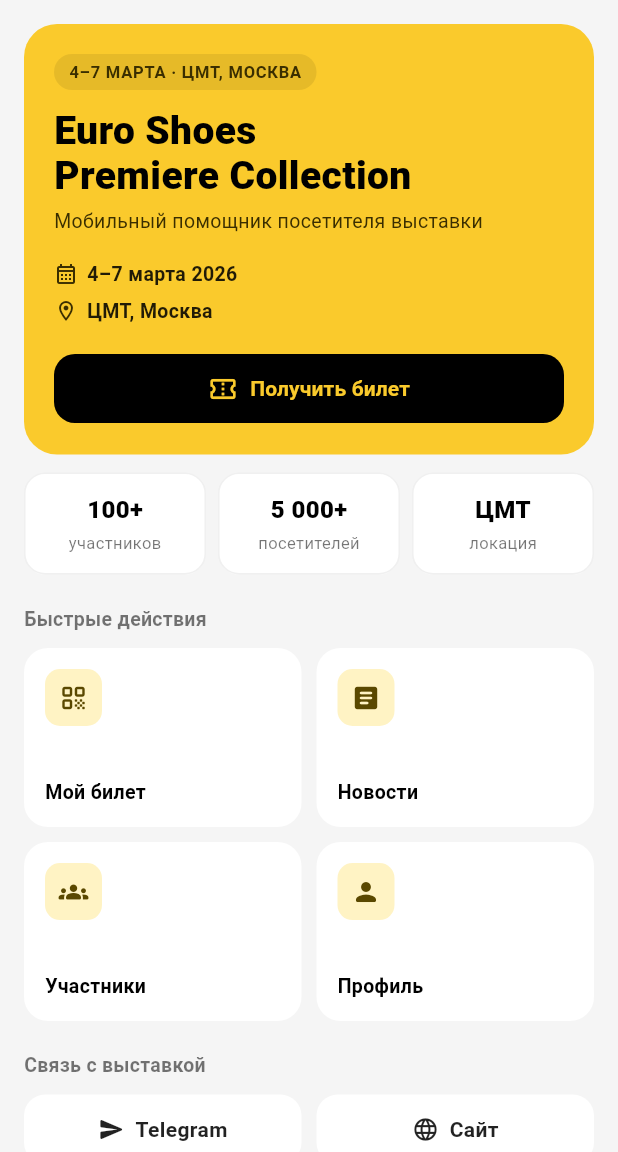
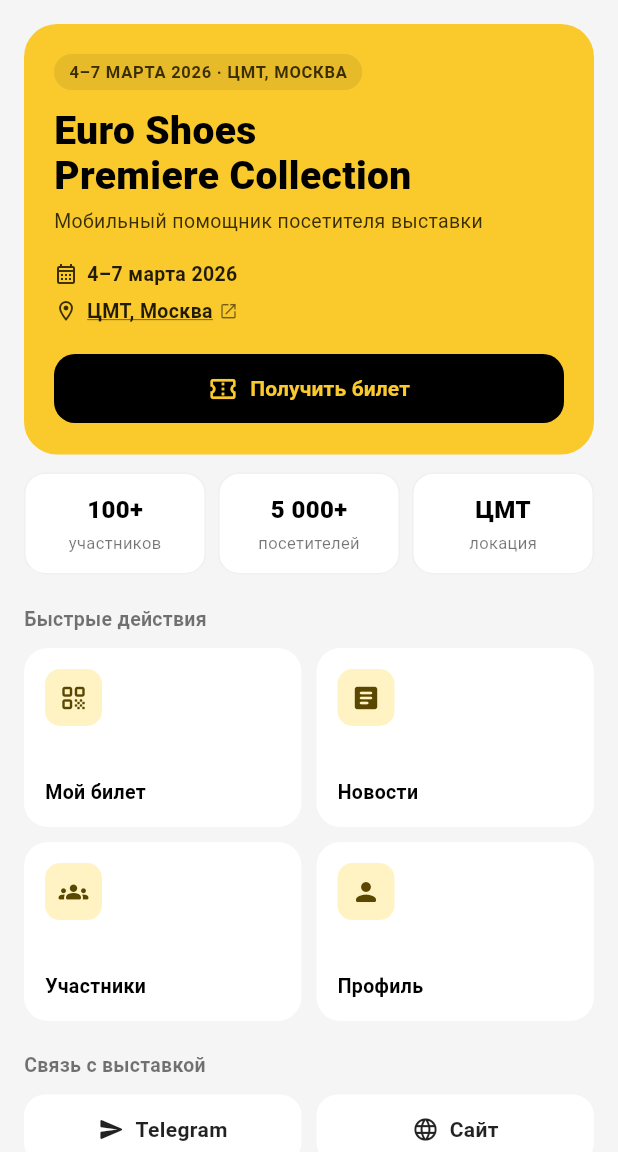
Before and after one commit to NekitProkoder/expo-mobile-app, a Flutter app: the HomeScreen screen opened directly, on a phone screen of 412 x 824 dp, the part 84-1236 px from its top. Run offline on Flutter 3.47's test engine with Material 3 defaults, Android fonts, the phone set to English and light mode, and no system bars; our stand-ins replace barcode_widget, flutter_dotenv, shared_preferences, webview_flutter; missing offline and left inert: flutter_pdfview; accounts and stored records are empty; network calls fail.

Commit message:
feat: dotenv setup, event settings admin, maps link, edit profile, change password

```diff
--- a/lib/config/api_config.dart
+++ b/lib/config/api_config.dart
@@ -1,3 +1,6 @@
+import 'package:flutter_dotenv/flutter_dotenv.dart';
+
 class ApiConfig {
-  static const String baseUrl = 'http://192.168.1.78:8000';
+  static String get baseUrl =>
+      dotenv.env['API_URL'] ?? 'http://localhost:8000';
 }
--- a/lib/screens/home_screen.dart
+++ b/lib/screens/home_screen.dart
@@ -1,21 +1,49 @@
 import 'package:flutter/material.dart';
 import 'package:url_launcher/url_launcher.dart';
 import '../theme/app_theme.dart';
-import '../config/app_links.dart';
+import '../services/api_service.dart';
 import 'ticket_form_screen.dart';
 import 'my_ticket_screen.dart';
 import 'news_screen.dart';
 import 'participants_screen.dart';
 import 'profile_screen.dart';
 
-class HomeScreen extends StatelessWidget {
+class HomeScreen extends StatefulWidget {
   const HomeScreen({super.key});
+
+  @override
+  State<HomeScreen> createState() => _HomeScreenState();
+}
+
+class _HomeScreenState extends State<HomeScreen> {
+  Map<String, dynamic> _settings = {
+    'event_name': 'Euro Shoes\nPremiere Collection',
+    'dates': '4–7 марта 2026',
+    'location': 'ЦМТ, Москва',
+    'maps_url': 'https://maps.app.goo.gl/W6Y2yXoP1nZGSWcP6',
+    'telegram_url': 'https://t.me/euroshoes',
+    'website_url': 'https://www.euroshoes-moscow.ru',
+  };
+
+  @override
+  void initState() {
+    super.initState();
+    _loadSettings();
+  }
+
+  Future<void> _loadSettings() async {
+    try {
+      final data = await ApiService.getEventSettings();
+      if (!mounted) return;
+      setState(() => _settings = data);
+    } catch (_) {}
+  }
 
   Future<void> _openUrl(String url) async {
     await launchUrl(Uri.parse(url), mode: LaunchMode.externalApplication);
   }
 
-  void _navigate(BuildContext context, Widget screen) {
+  void _navigate(Widget screen) {
     Navigator.push(context, MaterialPageRoute(builder: (_) => screen));
   }
 
@@ -29,22 +57,10 @@
         title: const Column(
           crossAxisAlignment: CrossAxisAlignment.start,
           children: [
-            Text(
-              'Euro Shoes Expo',
-              style: TextStyle(
-                fontSize: 17,
-                fontWeight: FontWeight.w800,
-                color: Colors.black,
-              ),
-            ),
-            Text(
-              'Premiere Collection 2026',
-              style: TextStyle(
-                fontSize: 11,
-                fontWeight: FontWeight.w500,
-                color: Color(0xFF5a4800),
-              ),
-            ),
+            Text('Euro Shoes Expo',
+                style: TextStyle(fontSize: 17, fontWeight: FontWeight.w800, color: Colors.black)),
+            Text('Premiere Collection 2026',
+                style: TextStyle(fontSize: 11, fontWeight: FontWeight.w500, color: Color(0xFF5a4800))),
           ],
         ),
         actions: [
@@ -54,131 +70,33 @@
           ),
         ],
       ),
-      body: ListView(
+      body: RefreshIndicator(
+        onRefresh: _loadSettings,
+        child: ListView(
           padding: const EdgeInsets.fromLTRB(16, 16, 16, 32),
           children: [
-          _HeroBlock(onTicketTap: () => _navigate(context, const TicketFormScreen())),
+            _HeroBlock(
+              settings: _settings,
+              onTicketTap: () => _navigate(const TicketFormScreen()),
+              onMapsTap: () => _openUrl(_settings['maps_url'] ?? ''),
+            ),
             const SizedBox(height: 12),
-          _StatsRow(),
+            _buildStats(),
             const SizedBox(height: 20),
-          _SectionLabel(title: 'Быстрые действия'),
+            _buildSectionLabel('Быстрые действия'),
             const SizedBox(height: 10),
-          _QuickGrid(onNavigate: (screen) => _navigate(context, screen)),
+            _buildQuickGrid(),
             const SizedBox(height: 20),
-          _SectionLabel(title: 'Связь с выставкой'),
+            _buildSectionLabel('Связь с выставкой'),
             const SizedBox(height: 10),
-          _ContactRow(onTelegram: () => _openUrl('https://t.me/euroshoes'),
-              onWebsite: () => _openUrl(AppLinks.website)),
+            _buildContactRow(),
           ],
         ),
-    );
-  }
-}
-
-// ── Hero block ──────────────────────────────────────────────────────────────
-
-class _HeroBlock extends StatelessWidget {
-  final VoidCallback onTicketTap;
-  const _HeroBlock({required this.onTicketTap});
-
-  @override
-  Widget build(BuildContext context) {
-    return Container(
-      padding: const EdgeInsets.all(20),
-      decoration: BoxDecoration(
-        color: AppTheme.primary,
-        borderRadius: BorderRadius.circular(22),
-      ),
-      child: Column(
-        crossAxisAlignment: CrossAxisAlignment.start,
-        children: [
-          Container(
-            padding: const EdgeInsets.symmetric(horizontal: 10, vertical: 4),
-            decoration: BoxDecoration(
-              color: Colors.black.withValues(alpha: 0.08),
-              borderRadius: BorderRadius.circular(20),
-            ),
-            child: const Text(
-              '4–7 МАРТА · ЦМТ, МОСКВА',
-              style: TextStyle(
-                fontSize: 11,
-                fontWeight: FontWeight.w700,
-                color: Color(0xFF3a2e00),
-                letterSpacing: 0.5,
-              ),
-            ),
-          ),
-          const SizedBox(height: 12),
-          const Text(
-            'Euro Shoes\nPremiere Collection',
-            style: TextStyle(
-              fontSize: 26,
-              height: 1.15,
-              fontWeight: FontWeight.w900,
-              color: Colors.black,
-            ),
-          ),
-          const SizedBox(height: 6),
-          const Text(
-            'Мобильный помощник посетителя выставки',
-            style: TextStyle(fontSize: 13, color: Color(0xFF3a2e00)),
-          ),
-          const SizedBox(height: 16),
-          _metaRow(Icons.calendar_month_outlined, '4–7 марта 2026'),
-          const SizedBox(height: 6),
-          _metaRow(Icons.location_on_outlined, 'ЦМТ, Москва'),
-          const SizedBox(height: 18),
-          SizedBox(
-            width: double.infinity,
-            child: ElevatedButton.icon(
-              onPressed: onTicketTap,
-              icon: const Icon(Icons.confirmation_number_outlined,
-                  color: AppTheme.primary, size: 20),
-              label: const Text(
-                'Получить билет',
-                style: TextStyle(
-                  color: AppTheme.primary,
-                  fontWeight: FontWeight.w700,
-                ),
-              ),
-              style: ElevatedButton.styleFrom(
-                backgroundColor: Colors.black,
-                padding: const EdgeInsets.symmetric(vertical: 13),
-                shape: RoundedRectangleBorder(
-                  borderRadius: BorderRadius.circular(14),
-                ),
-                elevation: 0,
-              ),
-            ),
-          ),
-        ],
       ),
     );
   }
 
-  Widget _metaRow(IconData icon, String text) {
-    return Row(
-      children: [
-        Icon(icon, size: 16, color: const Color(0xFF3a2e00)),
-        const SizedBox(width: 6),
-        Text(
-          text,
-          style: const TextStyle(
-            fontSize: 13,
-            fontWeight: FontWeight.w600,
-            color: Colors.black87,
-          ),
-        ),
-      ],
-    );
-  }
-}
-
-// ── Stats row ────────────────────────────────────────────────────────────────
-
-class _StatsRow extends StatelessWidget {
-  @override
-  Widget build(BuildContext context) {
+  Widget _buildStats() {
     return Row(
       children: [
         _statCard('100+', 'участников'),
@@ -201,54 +119,23 @@
         ),
         child: Column(
           children: [
-            Text(
-              value,
-              style: const TextStyle(
-                fontSize: 16,
-                fontWeight: FontWeight.w800,
-                color: Colors.black,
-              ),
-            ),
+            Text(value, style: const TextStyle(fontSize: 16, fontWeight: FontWeight.w800, color: Colors.black)),
             const SizedBox(height: 3),
-            Text(
-              label,
-              style: const TextStyle(fontSize: 11, color: Colors.black54),
-            ),
+            Text(label, style: const TextStyle(fontSize: 11, color: Colors.black54)),
           ],
         ),
       ),
     );
   }
+
+  Widget _buildSectionLabel(String title) {
+    return Text(
+      title,
+      style: const TextStyle(fontSize: 13, fontWeight: FontWeight.w700, color: Colors.black54, letterSpacing: 0.2),
+    );
   }
 
-// ── Section label ────────────────────────────────────────────────────────────
-
-class _SectionLabel extends StatelessWidget {
-  final String title;
-  const _SectionLabel({required this.title});
-
-  @override
-  Widget build(BuildContext context) {
-    return Text(
-      title,
-      style: const TextStyle(
-        fontSize: 13,
-        fontWeight: FontWeight.w700,
-        color: Colors.black54,
-        letterSpacing: 0.2,
-      ),
-    );
-  }
-}
-
-// ── Quick actions grid ───────────────────────────────────────────────────────
-
-class _QuickGrid extends StatelessWidget {
-  final void Function(Widget screen) onNavigate;
-  const _QuickGrid({required this.onNavigate});
-
-  @override
-  Widget build(BuildContext context) {
+  Widget _buildQuickGrid() {
     final items = [
       _QuickItem(Icons.qr_code_rounded, 'Мой билет', const MyTicketScreen()),
       _QuickItem(Icons.article_rounded, 'Новости', const NewsScreen()),
@@ -263,33 +150,13 @@
       crossAxisSpacing: 10,
       mainAxisSpacing: 10,
       childAspectRatio: 1.55,
-      children: items
-          .map((item) => _QuickCard(item: item, onTap: () => onNavigate(item.screen)))
-          .toList(),
-    );
-  }
-}
-
-class _QuickItem {
-  final IconData icon;
-  final String title;
-  final Widget screen;
-  const _QuickItem(this.icon, this.title, this.screen);
-}
-
-class _QuickCard extends StatelessWidget {
-  final _QuickItem item;
-  final VoidCallback onTap;
-  const _QuickCard({required this.item, required this.onTap});
-
-  @override
-  Widget build(BuildContext context) {
+      children: items.map((item) {
         return Material(
           color: Colors.white,
           borderRadius: BorderRadius.circular(16),
           child: InkWell(
             borderRadius: BorderRadius.circular(16),
-        onTap: onTap,
+            onTap: () => _navigate(item.screen),
             child: Padding(
               padding: const EdgeInsets.all(14),
               child: Column(
@@ -305,36 +172,25 @@
                     ),
                     child: Icon(item.icon, size: 20, color: const Color(0xFF5a4800)),
                   ),
-              Text(
-                item.title,
-                style: const TextStyle(
-                  fontSize: 13,
-                  fontWeight: FontWeight.w700,
-                  color: Colors.black,
-                ),
-              ),
+                  Text(item.title,
+                      style: const TextStyle(fontSize: 13, fontWeight: FontWeight.w700, color: Colors.black)),
                 ],
               ),
             ),
           ),
         );
-  }
+      }).toList(),
+    );
   }
 
-// ── Contact row ──────────────────────────────────────────────────────────────
-
-class _ContactRow extends StatelessWidget {
-  final VoidCallback onTelegram;
-  final VoidCallback onWebsite;
-  const _ContactRow({required this.onTelegram, required this.onWebsite});
-
-  @override
-  Widget build(BuildContext context) {
+  Widget _buildContactRow() {
     return Row(
       children: [
-        Expanded(child: _contactBtn(Icons.send_rounded, 'Telegram', onTelegram)),
+        Expanded(child: _contactBtn(Icons.send_rounded, 'Telegram',
+            () => _openUrl(_settings['telegram_url'] ?? 'https://t.me/euroshoes'))),
         const SizedBox(width: 10),
-        Expanded(child: _contactBtn(Icons.language_rounded, 'Сайт', onWebsite)),
+        Expanded(child: _contactBtn(Icons.language_rounded, 'Сайт',
+            () => _openUrl(_settings['website_url'] ?? 'https://www.euroshoes-moscow.ru'))),
       ],
     );
   }
@@ -353,14 +209,7 @@
             children: [
               Icon(icon, size: 18, color: Colors.black87),
               const SizedBox(width: 7),
-              Text(
-                label,
-                style: const TextStyle(
-                  fontSize: 14,
-                  fontWeight: FontWeight.w600,
-                  color: Colors.black87,
-                ),
-              ),
+              Text(label, style: const TextStyle(fontSize: 14, fontWeight: FontWeight.w600, color: Colors.black87)),
             ],
           ),
         ),
@@ -368,3 +217,97 @@
     );
   }
 }
+
+class _HeroBlock extends StatelessWidget {
+  final Map<String, dynamic> settings;
+  final VoidCallback onTicketTap;
+  final VoidCallback onMapsTap;
+  const _HeroBlock({required this.settings, required this.onTicketTap, required this.onMapsTap});
+
+  @override
+  Widget build(BuildContext context) {
+    final dates = settings['dates'] ?? '4–7 марта 2026';
+    final location = settings['location'] ?? 'ЦМТ, Москва';
+    final eventName = settings['event_name'] ?? 'Euro Shoes\nPremiere Collection';
+
+    return Container(
+      padding: const EdgeInsets.all(20),
+      decoration: BoxDecoration(color: AppTheme.primary, borderRadius: BorderRadius.circular(22)),
+      child: Column(
+        crossAxisAlignment: CrossAxisAlignment.start,
+        children: [
+          Container(
+            padding: const EdgeInsets.symmetric(horizontal: 10, vertical: 4),
+            decoration: BoxDecoration(
+              color: Colors.black.withValues(alpha: 0.08),
+              borderRadius: BorderRadius.circular(20),
+            ),
+            child: Text(
+              '${dates.toUpperCase()} · ${location.toUpperCase()}',
+              style: const TextStyle(fontSize: 11, fontWeight: FontWeight.w700, color: Color(0xFF3a2e00), letterSpacing: 0.5),
+            ),
+          ),
+          const SizedBox(height: 12),
+          Text(eventName,
+              style: const TextStyle(fontSize: 26, height: 1.15, fontWeight: FontWeight.w900, color: Colors.black)),
+          const SizedBox(height: 6),
+          const Text('Мобильный помощник посетителя выставки',
+              style: TextStyle(fontSize: 13, color: Color(0xFF3a2e00))),
+          const SizedBox(height: 16),
+          Row(
+            children: [
+              const Icon(Icons.calendar_month_outlined, size: 16, color: Color(0xFF3a2e00)),
+              const SizedBox(width: 6),
+              Text(dates, style: const TextStyle(fontSize: 13, fontWeight: FontWeight.w600, color: Colors.black87)),
+            ],
+          ),
+          const SizedBox(height: 6),
+          GestureDetector(
+            onTap: onMapsTap,
+            child: Row(
+              children: [
+                const Icon(Icons.location_on_outlined, size: 16, color: Color(0xFF3a2e00)),
+                const SizedBox(width: 6),
+                Text(
+                  location,
+                  style: const TextStyle(
+                    fontSize: 13,
+                    fontWeight: FontWeight.w600,
+                    color: Colors.black87,
+                    decoration: TextDecoration.underline,
+                    decorationColor: Colors.black54,
+                  ),
+                ),
+                const SizedBox(width: 4),
+                const Icon(Icons.open_in_new, size: 13, color: Colors.black54),
+              ],
+            ),
+          ),
+          const SizedBox(height: 18),
+          SizedBox(
+            width: double.infinity,
+            child: ElevatedButton.icon(
+              onPressed: onTicketTap,
+              icon: const Icon(Icons.confirmation_number_outlined, color: AppTheme.primary, size: 20),
+              label: const Text('Получить билет',
+                  style: TextStyle(color: AppTheme.primary, fontWeight: FontWeight.w700)),
+              style: ElevatedButton.styleFrom(
+                backgroundColor: Colors.black,
+                padding: const EdgeInsets.symmetric(vertical: 13),
+                shape: RoundedRectangleBorder(borderRadius: BorderRadius.circular(14)),
+                elevation: 0,
+              ),
+            ),
+          ),
+        ],
+      ),
+    );
+  }
+}
+
+class _QuickItem {
+  final IconData icon;
+  final String title;
+  final Widget screen;
+  const _QuickItem(this.icon, this.title, this.screen);
+}
--- a/lib/services/api_service.dart
+++ b/lib/services/api_service.dart
@@ -5,7 +5,7 @@
 import '../config/api_config.dart';
 
 class ApiService {
-  static const String baseUrl = ApiConfig.baseUrl;
+  static String baseUrl = ApiConfig.baseUrl;
 
   static Future<Map<String, dynamic>> register({
     required String fullName,
@@ -288,4 +288,36 @@
     throw Exception(response.body);
   }
 }
+  static Future<Map<String, dynamic>> getEventSettings() async {
+    final response = await http.get(
+      Uri.parse('$baseUrl/api/settings'),
+    );
+
+    if (response.statusCode != 200) {
+      throw Exception(response.body);
+    }
+
+    return jsonDecode(response.body);
+  }
+
+  static Future<Map<String, dynamic>> updateEventSettings(
+      Map<String, dynamic> data) async {
+    final token = await getToken();
+
+    final response = await http.put(
+      Uri.parse('$baseUrl/api/admin/settings'),
+      headers: {
+        'Content-Type': 'application/json',
+        'Authorization': 'Bearer $token',
+      },
+      body: jsonEncode(data),
+    );
+
+    if (response.statusCode != 200) {
+      throw Exception(response.body);
+    }
+
+    return jsonDecode(response.body);
+  }
+
 }
--- a/pubspec.yaml
+++ b/pubspec.yaml
@@ -19,6 +19,7 @@
   path_provider: ^2.1.5
   webview_flutter: ^4.8.0
   barcode_widget: ^2.0.4
+  flutter_dotenv: ^5.2.1
 
 dev_dependencies:
   flutter_test:
@@ -34,6 +35,7 @@
 
   assets:
     - assets/images/logo.png
+    - .env
 
 flutter_native_splash:
   color: "#FACA2C"
```
Also changed, not shown: lib/main.dart (+5 -8 lines), lib/screens/admin_event_settings_screen.dart (added, +254 -0 lines), lib/screens/admin_screen.dart (+14 -0 lines), pubspec.lock, 3 other files. Lines whose indentation alone changed are shown as unchanged.
